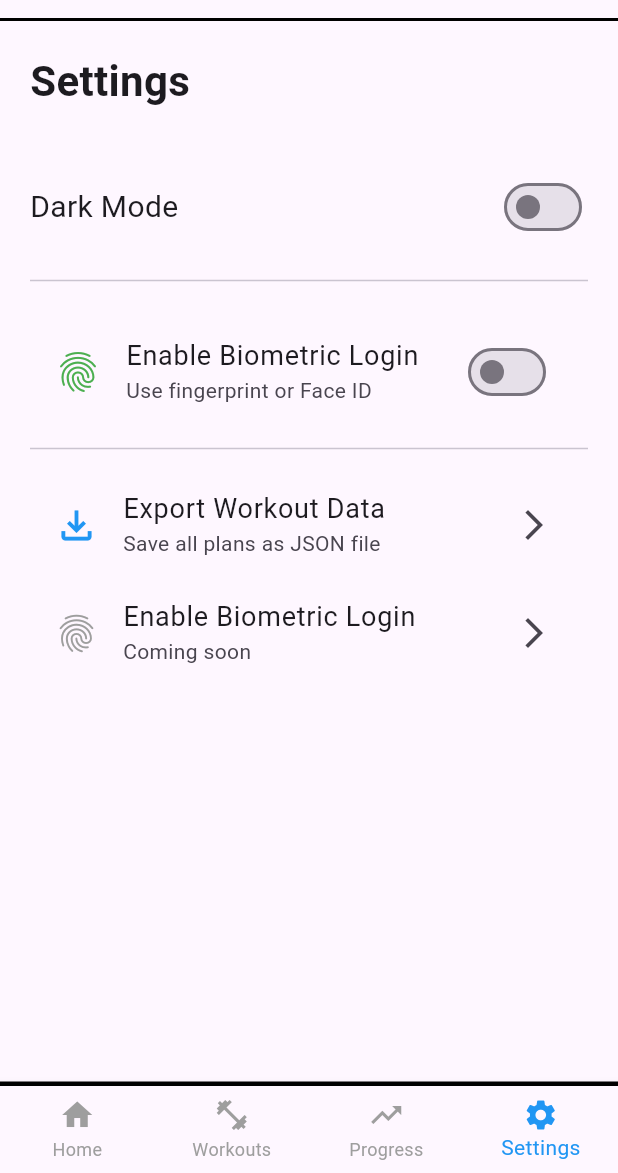
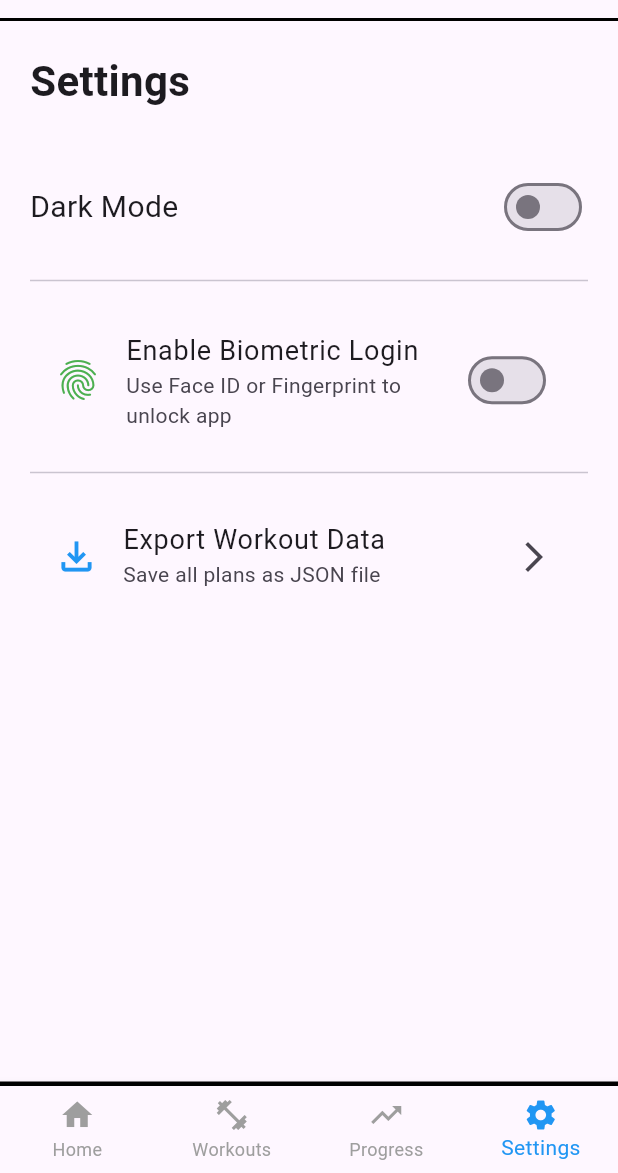
Before and after one commit to Superjzz12138/SocialAnxiTeam_Project1, a Flutter app: the screen it shows after launch, item 4 of the bottom bar chosen, on a phone screen of 412 x 824 dp, the part 63-1236 px from its top. Run offline on Flutter 3.47's test engine with Material 3 defaults, Android fonts, the phone set to English and light mode, and no system bars; our stand-ins replace fl_chart, local_auth, sqflite; accounts and stored records are empty.

Commit message:
-Complete Biometric Login function - Remove extra Biometric Login demo text

```diff
--- a/lib/main.dart
+++ b/lib/main.dart
@@ -547,24 +547,36 @@ class _SettingsTabState extends State<SettingsTab> {
   @override
   void initState() {
     super.initState();
-    _loadBiometricSetting();
+    _loadBiometricStatus();
   }
 
-  Future<void> _loadBiometricSetting() async {
+  Future<void> _loadBiometricStatus() async {
     setState(() {
       _biometricEnabled = false;
     });
   }
 
   Future<void> _toggleBiometric(bool value) async {
-    final available = await BiometricService.isBiometricAvailable();
-    if (!available && value) {
-      if (mounted) {
-        ScaffoldMessenger.of(context).showSnackBar(
-          const SnackBar(content: Text('Biometric not available on this device')),
-        );
+    if (value) {
+      final available = await BiometricService.isBiometricAvailable();
+      if (!available) {
+        if (mounted) {
+          ScaffoldMessenger.of(context).showSnackBar(
+            const SnackBar(content: Text('Biometric is not available on this device')),
+          );
+        }
+        return;
       }
-      return;
+
+      final success = await BiometricService.authenticate();
+      if (!success) {
+        if (mounted) {
+          ScaffoldMessenger.of(context).showSnackBar(
+            const SnackBar(content: Text('Biometric authentication failed')),
+          );
+        }
+        return;
+      }
     }
 
     setState(() {
@@ -573,7 +585,11 @@ class _SettingsTabState extends State<SettingsTab> {
 
     if (mounted) {
       ScaffoldMessenger.of(context).showSnackBar(
-        SnackBar(content: Text(value ? 'Biometric Login Enabled' : 'Biometric Login Disabled')),
+        SnackBar(
+          content: Text(value
+              ? '✅ Biometric Login Enabled'
+              : 'Biometric Login Disabled'),
+        ),
       );
     }
   }
@@ -587,9 +603,13 @@ class _SettingsTabState extends State<SettingsTab> {
       child: Column(
         crossAxisAlignment: CrossAxisAlignment.start,
         children: [
-          const Text('Settings', style: TextStyle(fontSize: 28, fontWeight: FontWeight.bold)),
+          const Text(
+            'Settings',
+            style: TextStyle(fontSize: 28, fontWeight: FontWeight.bold),
+          ),
           const SizedBox(height: 40),
 
+          // Dark Mode
           Row(
             mainAxisAlignment: MainAxisAlignment.spaceBetween,
             children: [
@@ -603,17 +623,18 @@ class _SettingsTabState extends State<SettingsTab> {
 
           const Divider(height: 50),
 
+          // Biometric Login
           ListTile(
             leading: const Icon(Icons.fingerprint, color: Colors.green, size: 32),
             title: const Text('Enable Biometric Login', style: TextStyle(fontSize: 18)),
-            subtitle: const Text('Use fingerprint or Face ID'),
+            subtitle: const Text('Use Face ID or Fingerprint to unlock app'),
             trailing: Switch(
               value: _biometricEnabled,
               onChanged: _toggleBiometric,
             ),
           ),
 
-          const Divider(height: 30),
+          const Divider(height: 40),
 
           // Data Export
           ListTile(
@@ -638,12 +659,6 @@ class _SettingsTabState extends State<SettingsTab> {
             },
           ),
 
-          const ListTile(
-            leading: Icon(Icons.fingerprint, color: Colors.grey, size: 30),
-            title: Text('Enable Biometric Login', style: TextStyle(fontSize: 18)),
-            subtitle: Text('Coming soon'),
-            trailing: Icon(Icons.arrow_forward_ios),
-          ),
         ],
       ),
     );
```
